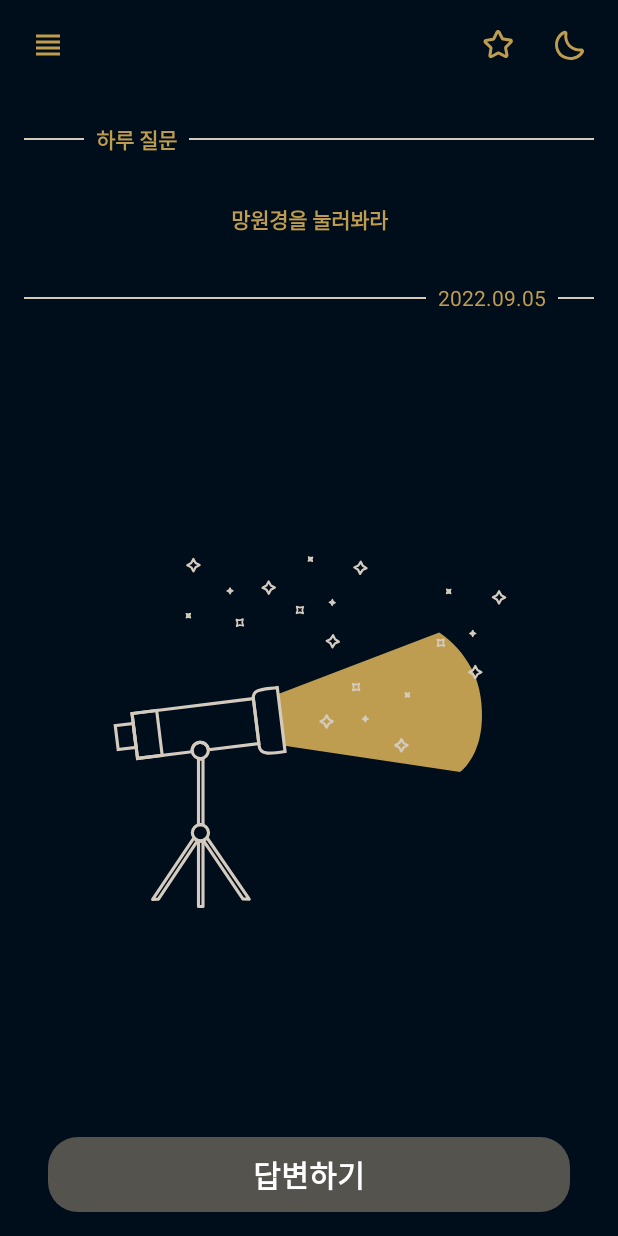
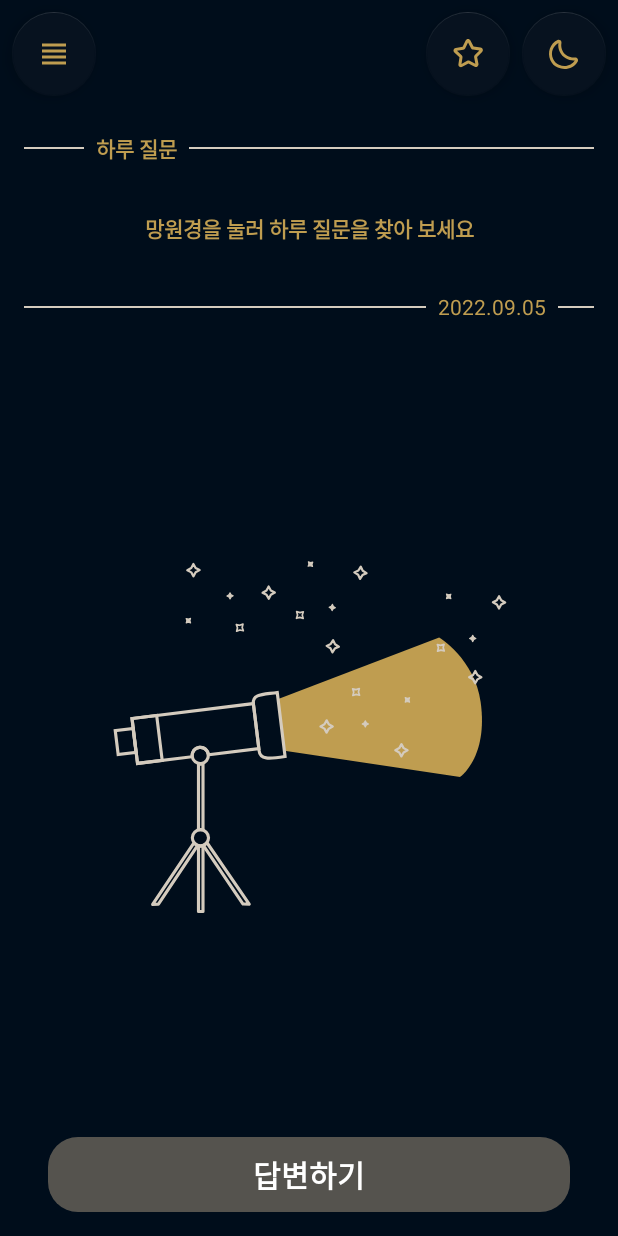
Before and after one commit to coldDelight/haru-question, an Android app: the screen it shows after launch (MainActivity), on a phone screen of 412 x 824 dp. Run offline under Robolectric (Android 15) with nearby library versions, the phone set to English and light mode, and no system bars; our stand-ins replace Dagger/Hilt's generated code, Room's generated code, data binding.

Commit message:
feat :  binding

```diff
--- a/app/src/main/java/com/colddelight/haru_question/HomeFragment.kt
+++ b/app/src/main/java/com/colddelight/haru_question/HomeFragment.kt
@@ -24,7 +24,7 @@ import java.time.format.DateTimeFormatter
 class HomeFragment : Fragment() {
     lateinit var binding : FragmentHomeBinding
 //    private val model: HomeViewModel by viewModels()
-    private val mainModel:MainViewModel by activityViewModels()
+private val mainModel:MainViewModel by activityViewModels()
 
     override fun onCreateView(
         inflater: LayoutInflater, container: ViewGroup?,
@@ -48,7 +48,7 @@ class HomeFragment : Fragment() {
             mainModel.state.collectLatest {
                 when(it.state){
                     HaruState.READY->{
-                        binding.tvHomeTitle.text = "망원경을 눌러봐라"
+                        binding.tvHomeTitle.text = resources.getString(R.string.haru_q_ready)
                         binding.lottieHome.setOnClickListener {
                             mainModel.checkQuestion()
                         }
@@ -65,13 +65,17 @@ class HomeFragment : Fragment() {
 
                     }
                     HaruState.WAIT->{
-                        binding.tvHomeTitle.text = "내일을 기다리자"
+                        binding.tvHomeTitle.text = resources.getString(R.string.haru_q_ready)
                         binding.lottieHome.setAnimation(R.raw.home_third)
                         binding.lottieHome.playAnimation()
                     }
                 }
             }
         }
+    }
+
+    override fun onResume() {
+        super.onResume()
     }
 
     private fun setUpButton(){
--- a/app/src/main/java/com/colddelight/haru_question/WriteBottomSheetFragment.kt
+++ b/app/src/main/java/com/colddelight/haru_question/WriteBottomSheetFragment.kt
@@ -6,10 +6,12 @@ import android.text.TextWatcher
 import android.view.LayoutInflater
 import android.view.View
 import android.view.ViewGroup
+import androidx.fragment.app.activityViewModels
 import androidx.fragment.app.viewModels
 import androidx.navigation.fragment.findNavController
 import androidx.navigation.fragment.navArgs
 import com.colddelight.haru_question.databinding.FragmentWriteBottomSheetBinding
+import com.colddelight.haru_question.presentation.viewmodel.MainViewModel
 import com.colddelight.haru_question.presentation.viewmodel.WriteViewModel
 import com.google.android.material.bottomsheet.BottomSheetDialogFragment
 import dagger.hilt.android.AndroidEntryPoint
@@ -20,6 +22,7 @@ import java.time.format.DateTimeFormatter
 class WriteBottomSheetFragment : BottomSheetDialogFragment() {
     private var _binding: FragmentWriteBottomSheetBinding? = null
     private val binding get() = _binding!!
+    private val mainModel: MainViewModel by activityViewModels()
     private val model: WriteViewModel by viewModels()
 
     private val args: WriteBottomSheetFragmentArgs by navArgs()
@@ -79,6 +82,8 @@ class WriteBottomSheetFragment : BottomSheetDialogFragment() {
         binding.btnWrite.setOnClickListener {
             val text = binding.etWrite.text.toString()
             model.onSubmit(text)
+
+            mainModel.setHomeTitle()
             findNavController().popBackStack()
 
         }
--- a/app/src/main/java/com/colddelight/haru_question/presentation/viewmodel/MainViewModel.kt
+++ b/app/src/main/java/com/colddelight/haru_question/presentation/viewmodel/MainViewModel.kt
@@ -1,5 +1,6 @@
 package com.colddelight.haru_question.presentation.viewmodel
 
+import android.util.Log
 import androidx.lifecycle.ViewModel
 import androidx.lifecycle.viewModelScope
 import com.colddelight.data.local.Prefs
@@ -11,6 +12,7 @@ import kotlinx.coroutines.Dispatchers
 import kotlinx.coroutines.flow.*
 import kotlinx.coroutines.launch
 import java.time.LocalDate
+import java.time.format.DateTimeFormatter
 import javax.inject.Inject
 
 @HiltViewModel
@@ -32,24 +34,29 @@ class MainViewModel @Inject constructor(
         prefs.questionId=1
         prefs.lastDate="NO_DATE"
         setHomeTitle()
-        viewModelScope.launch(Dispatchers.IO)  {
-
-        }
     }
-    private fun setHomeTitle(){
-        val dateNow = LocalDate.now()
+    fun setHomeTitle(){
+        val formatter = DateTimeFormatter.ofPattern("yyyy.MM.dd")
+        val dateNow = LocalDate.now().format(formatter)
         if(dateNow.equals(prefs.lastDate)){
+            Log.e("gere", "setHomeTitle: 111111111", )
             _state.value = QuestionState(
                 state= HaruState.WAIT
             )
         }else if(prefs.isChecked){
+            Log.e("gere", "setHomeTitle: 2222222", )
+
             setQuestion()
-        }else{
+        }else{            Log.e("gere", "setHomeTitle: 33333333", )
+
+
             _state.value = QuestionState(
+
                 state= HaruState.READY
             )
         }
     }
+
     fun checkQuestion(){
         prefs.isChecked=true
         setQuestion()
--- a/app/src/main/res/layout/fragment_haru_worry.xml
+++ b/app/src/main/res/layout/fragment_haru_worry.xml
@@ -139,7 +139,7 @@
             android:layout_marginTop="8dp"
             android:layout_marginEnd="8dp"
             android:clickable="true"
-            app:backgroundTint="@color/indigo_700"
+            app:backgroundTint="@color/indigo_500"
             app:layout_constraintEnd_toEndOf="parent"
             app:layout_constraintTop_toBottomOf="@+id/view6"
             app:srcCompat="@drawable/ic_tooltips" />
--- a/app/src/main/res/layout/fragment_home.xml
+++ b/app/src/main/res/layout/fragment_home.xml
@@ -26,27 +26,6 @@
             android:background="@color/indigo_700"
             android:backgroundTint="@color/indigo_700"
             tools:context=".HomeFragment">
-
-            <ImageButton
-                android:id="@+id/btn_to_list"
-                android:layout_width="wrap_content"
-                android:layout_height="wrap_content"
-                android:backgroundTint="@color/indigo_700"
-                android:src="@drawable/ic_star"
-                app:layout_constraintBottom_toBottomOf="@+id/btn_to_worry"
-                app:layout_constraintEnd_toStartOf="@+id/btn_to_worry"
-                app:layout_constraintTop_toTopOf="@+id/btn_to_worry" />
-
-            <ImageButton
-                android:id="@+id/btn_to_worry"
-                android:layout_width="wrap_content"
-                android:layout_height="wrap_content"
-                android:layout_marginTop="8dp"
-                android:layout_marginEnd="8dp"
-                android:backgroundTint="@color/indigo_700"
-                android:src="@drawable/ic_moon"
-                app:layout_constraintEnd_toEndOf="parent"
-                app:layout_constraintTop_toTopOf="parent" />
 
             <View
                 android:id="@+id/view3"
@@ -119,23 +98,11 @@
                 app:layout_constraintHorizontal_bias="0.5"
                 app:layout_constraintStart_toStartOf="parent" />
 
-            <ImageButton
-                android:id="@+id/btn_drawer"
-                android:layout_width="wrap_content"
-                android:layout_height="wrap_content"
-                android:layout_marginStart="8dp"
-                android:layout_marginTop="8dp"
-                android:backgroundTint="@color/indigo_700"
-                android:src="@drawable/ic_baseline_view_headline_24"
-                app:layout_constraintStart_toStartOf="parent"
-                app:layout_constraintTop_toTopOf="parent" />
-
             <TextView
                 android:id="@+id/textView2"
                 android:layout_width="wrap_content"
                 android:layout_height="wrap_content"
-                android:layout_marginStart="8dp"
-                android:layout_marginTop="30dp"
+                android:layout_marginTop="24dp"
                 android:text="@string/haru_q"
                 android:textStyle="bold"
                 app:layout_constraintStart_toEndOf="@+id/btn_drawer"
@@ -174,6 +141,42 @@
                 app:layout_constraintTop_toBottomOf="@+id/view5"
                 app:lottie_rawRes="@raw/home_first" />
 
+            <com.google.android.material.floatingactionbutton.FloatingActionButton
+                android:id="@+id/btn_to_list"
+                android:layout_width="wrap_content"
+                android:layout_height="wrap_content"
+                android:layout_marginTop="8dp"
+                android:layout_marginEnd="8dp"
+                android:clickable="true"
+                app:backgroundTint="@color/indigo_500"
+                app:layout_constraintEnd_toStartOf="@+id/btn_to_worry"
+                app:layout_constraintTop_toTopOf="parent"
+                app:srcCompat="@drawable/ic_star" />
+
+            <com.google.android.material.floatingactionbutton.FloatingActionButton
+                android:id="@+id/btn_to_worry"
+                android:layout_width="wrap_content"
+                android:layout_height="wrap_content"
+                android:layout_marginTop="8dp"
+                android:layout_marginEnd="8dp"
+                android:clickable="true"
+                app:backgroundTint="@color/indigo_500"
+                app:layout_constraintEnd_toEndOf="parent"
+                app:layout_constraintTop_toTopOf="parent"
+                app:srcCompat="@drawable/ic_moon" />
+
+            <com.google.android.material.floatingactionbutton.FloatingActionButton
+                android:id="@+id/btn_drawer"
+                android:layout_width="wrap_content"
+                android:layout_height="wrap_content"
+                android:layout_marginStart="8dp"
+                android:layout_marginTop="8dp"
+                android:clickable="true"
+                app:backgroundTint="@color/indigo_500"
+                app:layout_constraintStart_toStartOf="parent"
+                app:layout_constraintTop_toTopOf="parent"
+                app:srcCompat="@drawable/ic_baseline_view_headline_24" />
+
 
         </androidx.constraintlayout.widget.ConstraintLayout>
     </androidx.drawerlayout.widget.DrawerLayout>
--- a/app/src/main/res/layout/fragment_write_bottom_sheet.xml
+++ b/app/src/main/res/layout/fragment_write_bottom_sheet.xml
@@ -15,7 +15,7 @@
             android:layout_width="wrap_content"
             android:layout_height="wrap_content"
             android:layout_marginStart="50dp"
-            android:layout_marginTop="16dp"
+            android:layout_marginTop="32dp"
             android:text="하루질문"
             android:textStyle="bold"
             app:layout_constraintStart_toStartOf="parent"
--- a/app/src/main/res/values/colors.xml
+++ b/app/src/main/res/values/colors.xml
@@ -3,6 +3,7 @@
     <color name="gold_100">#BF9D50</color>
     <color name="gold_200">#8D7848</color>
     <color name="indigo_700">#000D1B</color>
+    <color name="indigo_500">#07121F</color>
     <color name="beige_100">#D4CBBE</color>
     <color name="black">#FF000000</color>
     <color name="white">#FFFFFFFF</color>
--- a/app/src/main/res/values/strings.xml
+++ b/app/src/main/res/values/strings.xml
@@ -1,11 +1,10 @@
 <resources>
     <string name="app_name">Haru_question</string>
-    <!-- TODO: Remove or change this placeholder text -->
-    <string name="hello_blank_fragment">Hello blank fragment</string>
     <string name="list_title">하루모음</string>
     <string name="btn_answer">답변하기</string>
     <string name="haru_q">하루 질문</string>
-    <string name="haru_q_ready">하루 질문을 찾아 보세요!</string>
+    <string name="haru_q_ready">망원경을 눌러 하루 질문을 찾아 보세요</string>
+    <string name="haru_q_wait">내일을 기다려주세요</string>
     <string name="back">뒤로가기</string>
     <string name="q_number">NO.</string>
 
```
Also changed, not shown: app/src/main/res/layout/fragment_list_detail.xml (+51 -38 lines).
